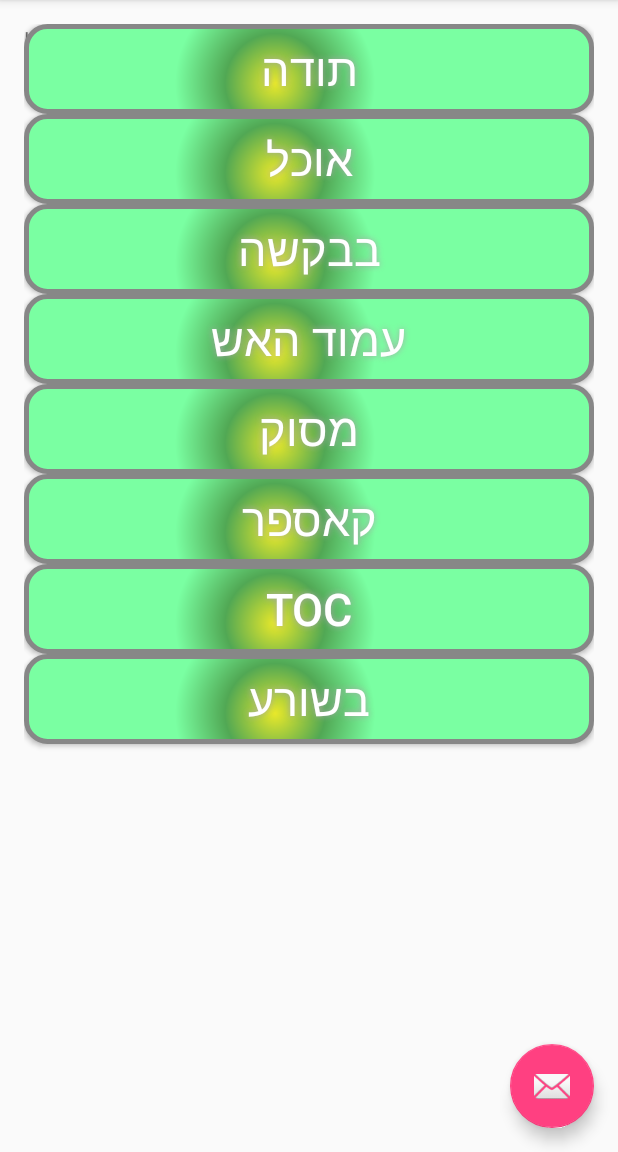
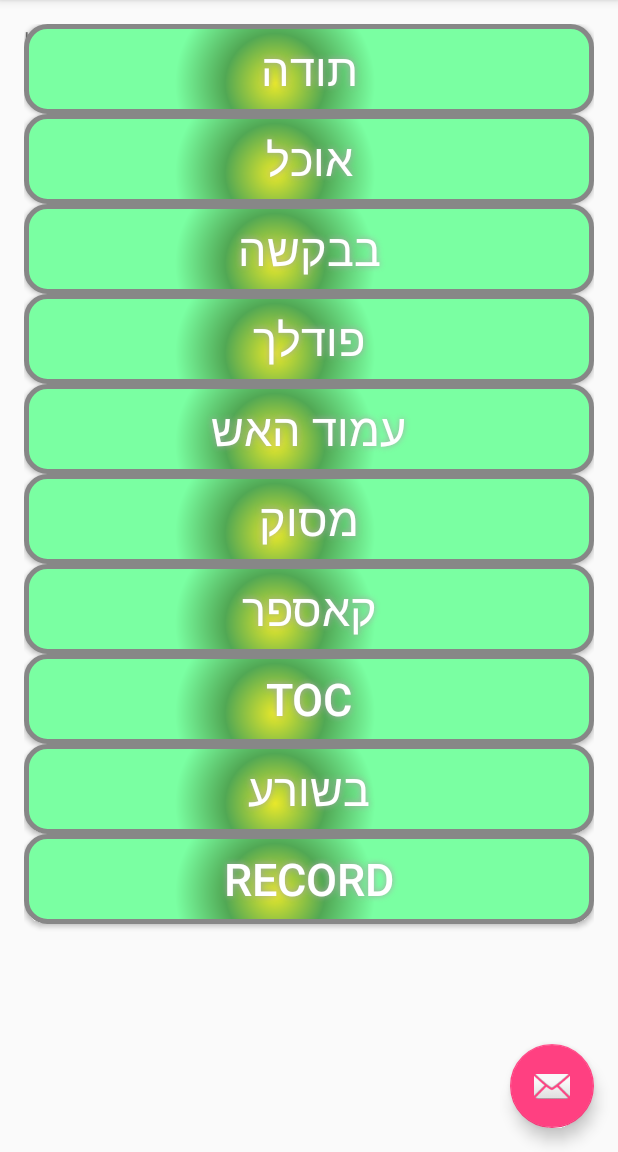
Before and after one commit to eshmor/Ipud, an Android app: the screen it shows after launch (IpudActivity), on a phone screen of 412 x 824 dp, the part 84-1236 px from its top. Run offline under Robolectric (Android 15) with nearby library versions, the phone set to English and light mode, and no system bars.

Commit message:
Add pudalach button

```diff
--- a/app/build.gradle
+++ b/app/build.gradle
@@ -2,7 +2,7 @@ apply plugin: 'com.android.application'
 
 android {
     compileSdkVersion 23
-    buildToolsVersion "23.0.1"
+    buildToolsVersion '25.0.0'
 
     defaultConfig {
         applicationId "com.pud.ipud2"
--- a/app/src/main/java/com/pud/ipud2/IpudActivity.java
+++ b/app/src/main/java/com/pud/ipud2/IpudActivity.java
@@ -103,6 +103,19 @@ public class IpudActivity extends AppCompatActivity {
 
             }
         });
+
+        final Button pudalachButton = (Button) findViewById(R.id.PudalachBtnId);
+        pudalachButton.setOnClickListener(new View.OnClickListener() {
+            public void onClick(View v) {
+                int resourceId = R.raw.pudalach;
+                MediaPlayer mediaPlayer = MediaPlayer.create(getApplicationContext(), resourceId);
+                mediaPlayer.start(); // no need to call prepare(); create() does that for you
+                // Perform action on click
+
+
+            }
+        });
+        //PudalachBtnId
 
         thanksButton.setOnLongClickListener(new View.OnLongClickListener() {
             @Override
--- a/app/src/main/res/layout/content_ipud.xml
+++ b/app/src/main/res/layout/content_ipud.xml
@@ -74,7 +74,21 @@
             android:shadowDy="0"
             android:shadowRadius="5"
             />
+        <Button
+            android:id="@+id/PudalachBtnId"
 
+            android:text="@string/PudalachBtnTxt"
+            android:textColor="#FFFFFF"
+            android:textSize="30sp"
+
+            android:layout_width="match_parent"
+            android:layout_height="wrap_content"
+            android:background="@drawable/buttonshape"
+            android:shadowColor="#A8A8A8"
+            android:shadowDx="0"
+            android:shadowDy="0"
+            android:shadowRadius="5"
+            />
         <Button
             android:id="@+id/firePalllBtnId"
 
@@ -149,5 +163,20 @@
             android:shadowRadius="5"
             android:layout_gravity="center_horizontal" />
 
+
+        <Button
+            android:id="@+id/RecordBtnId"
+            android:text="@string/RecordBtn"
+            android:textColor="#FFFFFF"
+            android:textSize="30sp"
+            android:layout_width="match_parent"
+            android:layout_height="wrap_content"
+            android:background="@drawable/buttonshape"
+            android:shadowColor="#A8A8A8"
+            android:shadowDx="0"
+            android:shadowDy="0"
+            android:shadowRadius="5"
+            android:layout_gravity="center_horizontal" />
+
     </LinearLayout>
 </RelativeLayout>
--- a/app/src/main/res/values/strings.xml
+++ b/app/src/main/res/values/strings.xml
@@ -10,5 +10,7 @@
     <string name="toc">TOC</string>
     <string name="MeatLess" >בשורע</string>
     <string name="pleaseBtnTxt">בבקשה</string>
+    <string name="RecordBtn" >Record</string>
+    <string name="PudalachBtnTxt">פודלך</string>
 
 </resources>
--- a/build.gradle
+++ b/build.gradle
@@ -5,7 +5,7 @@ buildscript {
         jcenter()
     }
     dependencies {
-        classpath 'com.android.tools.build:gradle:2.2.2'
+        classpath 'com.android.tools.build:gradle:2.3.3'
 
         // NOTE: Do not place your application dependencies here; they belong
         // in the individual module build.gradle files
```
Also changed, not shown: gradle/wrapper/gradle-wrapper.properties, 2 other files.
